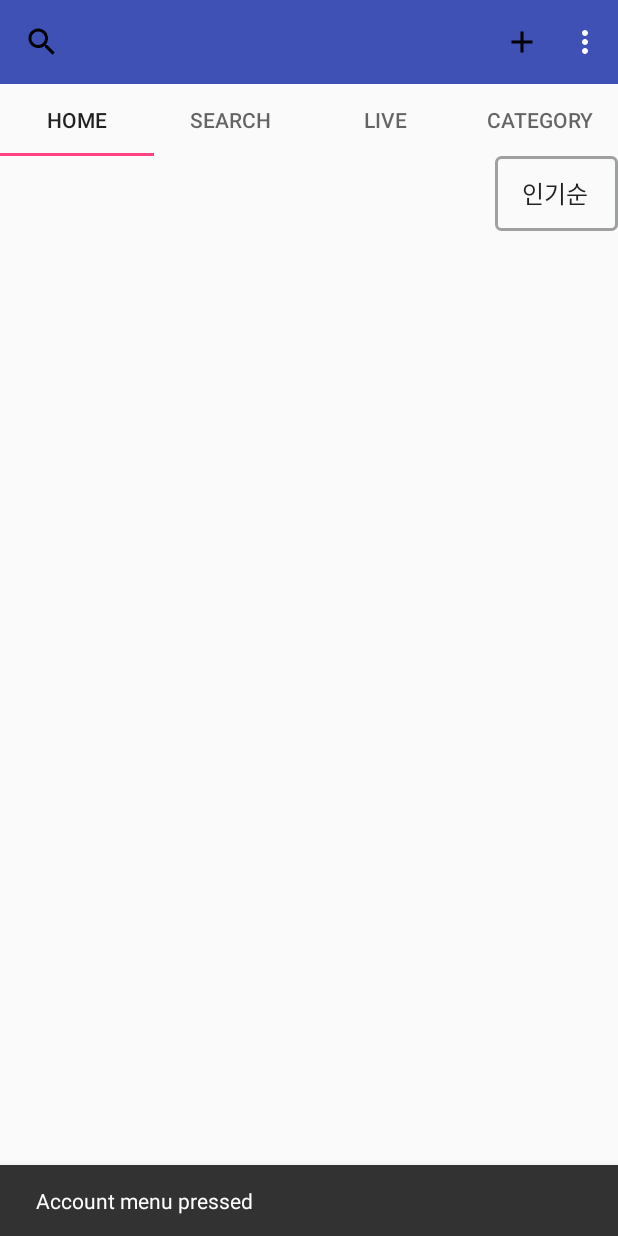
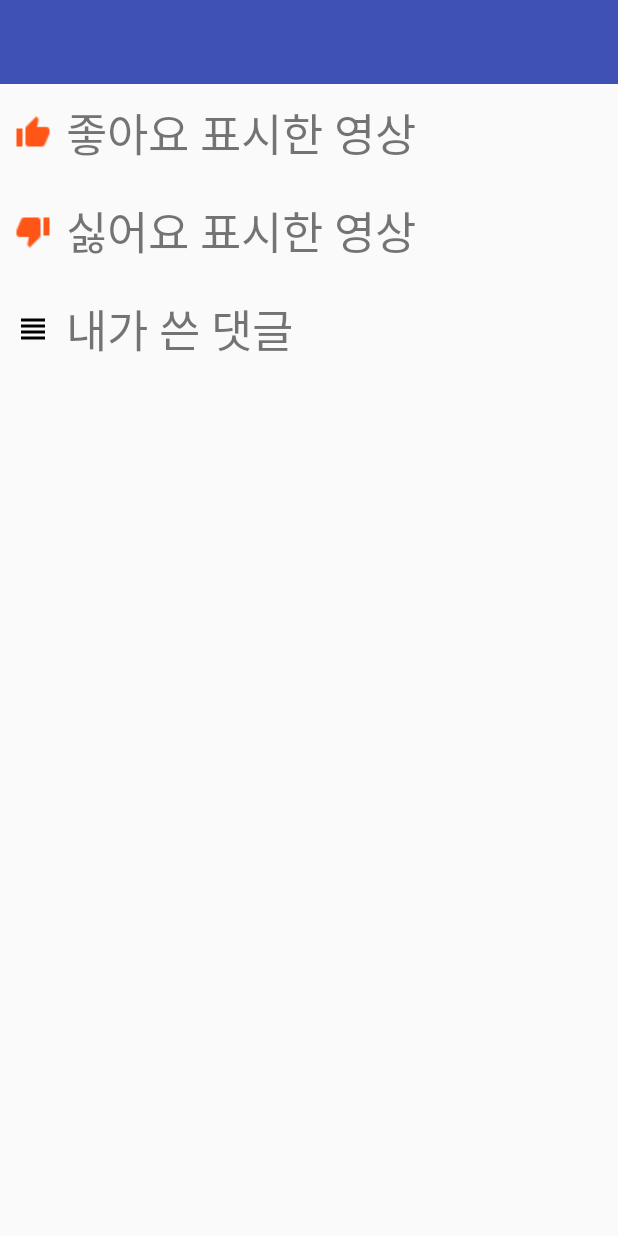
Before and after one commit to jeongheum95/CATE-v2, an Android app: the MainActivity screen opened directly, with no data from a screen before it, in the options menu, after a tap on "account", on a phone screen of 412 x 824 dp. Run offline under Robolectric (Android 15) with nearby library versions, the phone set to English and light mode, and no system bars; our stand-ins replace Picasso; network calls fail; pictures from the network do not load.

Commit message:
Account Activity 레이아웃, 틀 제작

```diff
--- /dev/null
+++ b/app/src/main/java/app/com/CATE/AccountActivity.java
@@ -0,0 +1,45 @@
+package app.com.CATE;
+
+import android.content.Intent;
+import android.os.Bundle;
+import android.support.v7.app.AppCompatActivity;
+import android.view.View;
+import android.widget.TextView;
+
+import app.com.youtubeapiv3.R;
+
+public class AccountActivity extends AppCompatActivity {
+    @Override
+    protected void onCreate(Bundle savedInstanceState) {
+        super.onCreate(savedInstanceState);
+        setContentView(R.layout.activity_account);
+        Intent intent = getIntent();
+
+
+
+
+
+
+    }
+
+    public void likeVideoListPressed(View view) {
+        TextView video_list_like_text = (TextView)findViewById(R.id.videoListLike);
+        Intent intent=new Intent(AccountActivity.this, AccountVideoListActivity.class);
+        intent.putExtra("text",String.valueOf(video_list_like_text.getText()));
+        startActivity(intent);
+    }
+
+    public void disLikeVideoListPressed(View view) {
+        TextView video_list_dislike_text = (TextView)findViewById(R.id.videoListDislike);
+        Intent intent=new Intent(AccountActivity.this, AccountVideoListActivity.class);
+        intent.putExtra("text",String.valueOf(video_list_dislike_text.getText()));
+        startActivity(intent);
+    }
+
+    public void commentListPressed(View view) {
+        TextView comment_list_text = (TextView)findViewById(R.id.commentList);
+        Intent intent=new Intent(AccountActivity.this, AccountCommentListActivity.class);
+        intent.putExtra("text",String.valueOf(comment_list_text.getText()));
+        startActivity(intent);
+    }
+}
--- a/app/src/main/java/app/com/CATE/MainActivity.java
+++ b/app/src/main/java/app/com/CATE/MainActivity.java
@@ -102,6 +102,8 @@ public class MainActivity extends AppCompatActivity {
                 return true;
             case R.id.menu_account: // 계정 버튼
                 Snackbar.make(toolbar, "Account menu pressed", Snackbar.LENGTH_SHORT).show();
+                Intent intentAccount = new Intent(MainActivity.this, AccountActivity.class) ;
+                startActivity(intentAccount) ;
                 return true;
             case R.id.menu_logout:// 로그아웃 버튼
                 Snackbar.make(toolbar, "Logout menu pressed", Snackbar.LENGTH_SHORT).show();
--- /dev/null
+++ b/app/src/main/res/layout/activity_account.xml
@@ -0,0 +1,99 @@
+<?xml version="1.0" encoding="utf-8"?>
+<RelativeLayout xmlns:android="http://schemas.android.com/apk/res/android"
+    android:layout_width="match_parent"
+    android:layout_height="match_parent"
+    android:orientation="vertical">
+
+    <android.support.v7.widget.Toolbar
+        android:id="@+id/toolbar"
+        android:layout_width="match_parent"
+        android:layout_height="wrap_content"
+        android:background="@color/colorPrimary"
+        android:theme="@style/ThemeOverlay.AppCompat.Dark.ActionBar" />
+
+    <LinearLayout
+        android:layout_width="match_parent"
+        android:layout_height="match_parent"
+        android:layout_below="@+id/toolbar"
+        android:layout_alignParentEnd="true"
+        android:layout_marginEnd="0dp"
+        android:orientation="vertical">
+
+        <LinearLayout
+            android:layout_width="match_parent"
+            android:layout_height="wrap_content"
+            android:orientation="horizontal">
+
+            <TextView
+                android:id="@+id/videoListLike"
+                android:layout_width="match_parent"
+                android:layout_height="wrap_content"
+                android:layout_margin="10dp"
+                android:drawableStart="@drawable/ic_thumb_up_selected"
+                android:drawablePadding="10dp"
+                android:onClick="likeVideoListPressed"
+                android:text="@string/video_list_like"
+                android:textSize="30sp" />
+        </LinearLayout>
+
+
+            <android.support.v7.widget.RecyclerView
+                android:id="@+id/mList_horizontal_videoListLike"
+                android:layout_width="match_parent"
+                android:layout_height="wrap_content"
+                android:scrollbars="horizontal">
+            </android.support.v7.widget.RecyclerView>
+
+
+        <LinearLayout
+            android:layout_width="match_parent"
+            android:layout_height="wrap_content"
+            android:orientation="horizontal">
+
+            <TextView
+                android:id="@+id/videoListDislike"
+                android:layout_width="match_parent"
+                android:layout_height="wrap_content"
+                android:layout_margin="10dp"
+                android:drawableStart="@drawable/ic_thumb_down_selected"
+                android:drawablePadding="10dp"
+                android:onClick="disLikeVideoListPressed"
+                android:text="@string/video_list_dislike"
+                android:textSize="30sp" />
+
+        </LinearLayout>
+
+        <android.support.v7.widget.RecyclerView
+            android:id="@+id/mList_horizontal_videoListDislike"
+            android:layout_width="match_parent"
+            android:layout_height="wrap_content"
+            android:scrollbars="horizontal">
+        </android.support.v7.widget.RecyclerView>
+
+
+        <LinearLayout
+            android:layout_width="match_parent"
+            android:layout_height="wrap_content"
+            android:orientation="horizontal">
+
+            <TextView
+                android:id="@+id/commentList"
+                android:layout_width="match_parent"
+                android:layout_height="wrap_content"
+                android:layout_margin="10dp"
+                android:drawableStart="@drawable/ic_baseline_view_headline_24px"
+                android:drawablePadding="10dp"
+                android:onClick="commentListPressed"
+                android:text="@string/comment_list"
+                android:textSize="30sp" />
+        </LinearLayout>
+
+        <android.support.v7.widget.RecyclerView
+            android:id="@+id/mList_horizontal_commentList"
+            android:layout_width="match_parent"
+            android:layout_height="wrap_content"
+            android:scrollbars="vertical">
+        </android.support.v7.widget.RecyclerView>
+
+    </LinearLayout>
+</RelativeLayout>
--- a/app/src/main/res/values/strings.xml
+++ b/app/src/main/res/values/strings.xml
@@ -8,6 +8,9 @@
     <string name="GOOGLE_YOUTUBE_API_KEY">AIzaSyDDNXQW5vUsBy91h_swoSAc_uFFAG14Clo</string>
     <string name="CHANNEL_ID">UCEgdi0XIXXZ-qJOFPf4JSKw</string>
     <string name="kakao_app_key">c0b31eee0a3442696e590addd4660ca7</string>
+    <string name="video_list_like">좋아요 표시한 영상</string>
+    <string name="video_list_dislike">싫어요 표시한 영상</string>
+    <string name="comment_list">내가 쓴 댓글</string>
     <string-array name="sortMenu">
         <item>인기순</item>
         <item>추천순</item>
```
Also changed, not shown: app/src/main/AndroidManifest.xml (+17 -1 lines), app/src/main/java/app/com/CATE/AccountCommentListActivity.java (added, +84 -0 lines), app/src/main/java/app/com/CATE/AccountVideoListActivity.java (added, +27 -0 lines), app/src/main/java/app/com/CATE/FullscreenableChromeClient.java (added, +101 -0 lines), app/src/main/java/app/com/CATE/TwitchActivity.java (+0 -88 lines), app/src/main/res/layout/activity_account_comment_list.xml (added, +43 -0 lines), app/src/main/res/layout/activity_account_video_list.xml (added, +43 -0 lines).
